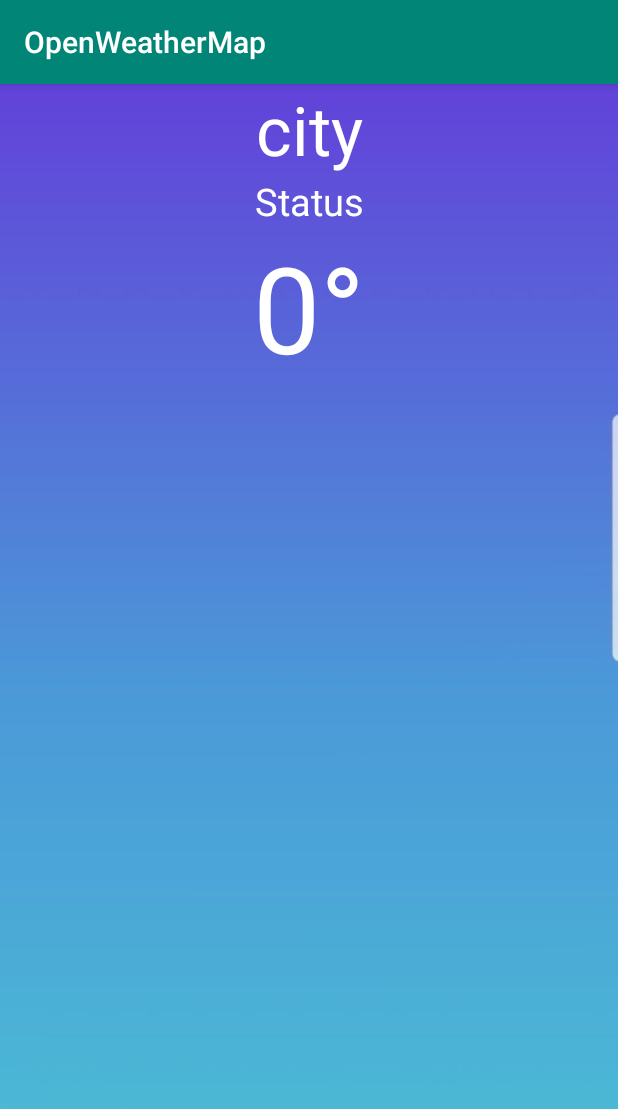
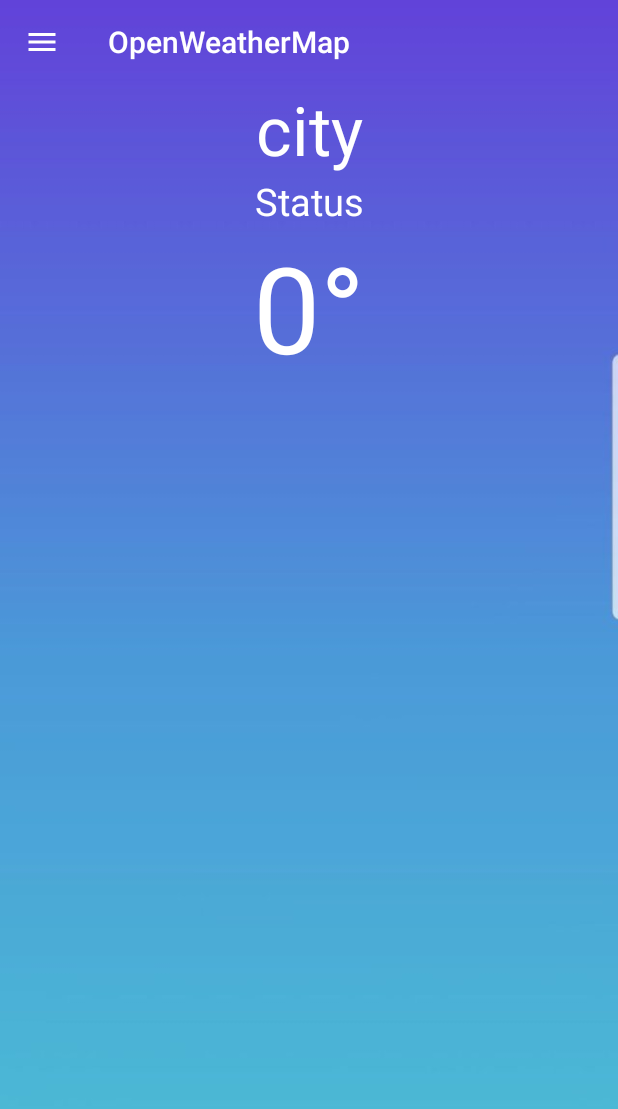
Before and after one commit to GVNWeatherMap/OpenWeatherMap, an Android app: the screen it shows after launch (MainActivity), on a phone screen of 412 x 824 dp. Shown: the top 1109 px of the screen. Run offline under Robolectric (Android 15) with nearby library versions, the phone set to English and light mode, and no system bars; libraries missing offline, so code that uses them is left out: com.karumi.dexter; 1 statement that could not run was skipped.

Commit message:
add navigation

```diff
--- a/app/src/main/java/minhnq/gvn/com/openweathermap/adapter/WeatherAdapter.java
+++ b/app/src/main/java/minhnq/gvn/com/openweathermap/adapter/WeatherAdapter.java
@@ -45,10 +45,10 @@ public class WeatherAdapter extends RecyclerView.Adapter<WeatherAdapter.ViewHold
         WeatherOneDay weatherOneDay = mOneDayList.get(i);
         long unixTime = weatherOneDay.dt;
         Date date = new Date(unixTime*1000L);
-        SimpleDateFormat simpleDateFormat = new SimpleDateFormat("dd/MM/yyyy");
+        SimpleDateFormat simpleDateFormat = new SimpleDateFormat("dd/MM/yyyy HH:mm");
         String day = simpleDateFormat.format(date);
 
-        viewHolder.tvDay.setText(weatherOneDay.dt_txt);
+        viewHolder.tvDay.setText(day);
 
         int  temp_min = (int) Math.round(weatherOneDay.main.temp_min);
         int  temp_max = (int) Math.round(weatherOneDay.main.temp_max);
--- a/app/src/main/java/minhnq/gvn/com/openweathermap/view/MainActivity.java
+++ b/app/src/main/java/minhnq/gvn/com/openweathermap/view/MainActivity.java
@@ -3,24 +3,37 @@ package minhnq.gvn.com.openweathermap.view;
 import android.Manifest;
 import android.annotation.SuppressLint;
 import android.content.pm.PackageManager;
+import android.graphics.Color;
 import android.os.Looper;
+
+import androidx.annotation.NonNull;
+import androidx.appcompat.app.ActionBar;
+import androidx.appcompat.widget.Toolbar;
 import androidx.core.app.ActivityCompat;
 import androidx.appcompat.app.AppCompatActivity;
+
 import android.os.Bundle;
 import android.util.Log;
+import android.view.MenuItem;
 import android.widget.TextView;
+
 import com.google.android.gms.location.FusedLocationProviderClient;
 import com.google.android.gms.location.LocationCallback;
 import com.google.android.gms.location.LocationRequest;
 import com.google.android.gms.location.LocationResult;
 import com.google.android.gms.location.LocationServices;
+import com.google.android.material.navigation.NavigationView;
 import com.karumi.dexter.Dexter;
 import com.karumi.dexter.MultiplePermissionsReport;
 import com.karumi.dexter.PermissionToken;
 import com.karumi.dexter.listener.PermissionRequest;
 import com.karumi.dexter.listener.multi.MultiplePermissionsListener;
+
 import java.util.ArrayList;
 import java.util.List;
+
+import androidx.core.view.GravityCompat;
+import androidx.drawerlayout.widget.DrawerLayout;
 import androidx.recyclerview.widget.LinearLayoutManager;
 import androidx.recyclerview.widget.RecyclerView;
 import androidx.swiperefreshlayout.widget.SwipeRefreshLayout;
@@ -47,6 +60,9 @@ public class MainActivity extends AppCompatActivity implements SwipeRefreshLayou
     private LocationCallback locationCallback;
     private FusedLocationProviderClient fusedLocationProviderClient;
     private SwipeRefreshLayout swipeRefreshLayout;
+    private DrawerLayout drawerLayout;
+    private NavigationView navigationView;
+    private Toolbar toolbar;
 
     @Override
     protected void onCreate(Bundle savedInstanceState) {
@@ -54,9 +70,19 @@ public class MainActivity extends AppCompatActivity implements SwipeRefreshLayou
         setContentView(R.layout.activity_main);
         requestPermission();
         initView();
+        setUpToolbar();
         setAction();
         getWeatherFiveDay();
         getWeatherOneDay();
+    }
+
+    private void setUpToolbar() {
+        setSupportActionBar(toolbar);
+        toolbar.setTitleTextColor(Color.WHITE);
+        toolbar.setTitle("Weather   ");
+        ActionBar actionBar = getSupportActionBar();
+        actionBar.setHomeAsUpIndicator(R.drawable.ic_menu);
+        actionBar.setDisplayHomeAsUpEnabled(true);
     }
 
     private void requestPermission() {
@@ -95,7 +121,6 @@ public class MainActivity extends AppCompatActivity implements SwipeRefreshLayou
             public void onLocationResult(LocationResult locationResult) {
                 super.onLocationResult(locationResult);
                 Common.current_location = locationResult.getLastLocation();
-
                 Log.d(TAG, "onLocationResult: " + locationResult.getLastLocation().getLatitude() + "/" + locationResult.getLastLocation().getLongitude());
             }
         };
@@ -114,11 +139,34 @@ public class MainActivity extends AppCompatActivity implements SwipeRefreshLayou
         tvStatus = findViewById(R.id.txv_main_status);
         tvTemp = findViewById(R.id.txv_main_current_temp);
         rvFiveDay = findViewById(R.id.rv_main_weather_week);
+        toolbar = findViewById(R.id.toolBar);
         swipeRefreshLayout = findViewById(R.id.swipe_refresh_layout);
+        navigationView = findViewById(R.id.nav_view);
+        drawerLayout = findViewById(R.id.drawer_layout);
 
+        navigationView.setNavigationItemSelectedListener(new NavigationView.OnNavigationItemSelectedListener() {
+            @Override
+            public boolean onNavigationItemSelected(@NonNull MenuItem menuItem) {
+                menuItem.setChecked(true);
+                drawerLayout.closeDrawer(GravityCompat.START);
+                return true;
+            }
+        });
     }
 
-    private void setAction(){
+    @Override
+    public boolean onOptionsItemSelected(MenuItem item) {
+        switch (item.getItemId()) {
+            case android.R.id.home:
+                drawerLayout.openDrawer(GravityCompat.START);
+                break;
+            default:
+                break;
+        }
+        return super.onOptionsItemSelected(item);
+    }
+
+    private void setAction() {
         swipeRefreshLayout.setOnRefreshListener(this);
     }
 
--- /dev/null
+++ b/app/src/main/res/drawable/ic_menu.xml
@@ -0,0 +1,5 @@
+<vector android:height="24dp" android:tint="#FFFFFF"
+    android:viewportHeight="24.0" android:viewportWidth="24.0"
+    android:width="24dp" xmlns:android="http://schemas.android.com/apk/res/android">
+    <path android:fillColor="#FF000000" android:pathData="M3,18h18v-2L3,16v2zM3,13h18v-2L3,11v2zM3,6v2h18L21,6L3,6z"/>
+</vector>
--- a/app/src/main/res/layout/activity_main.xml
+++ b/app/src/main/res/layout/activity_main.xml
@@ -1,4 +1,10 @@
 <?xml version="1.0" encoding="utf-8"?>
+<androidx.drawerlayout.widget.DrawerLayout xmlns:android="http://schemas.android.com/apk/res/android"
+    xmlns:app="http://schemas.android.com/apk/res-auto"
+    android:id="@+id/drawer_layout"
+    android:layout_width="match_parent"
+    android:layout_height="match_parent">
+
     <LinearLayout xmlns:android="http://schemas.android.com/apk/res/android"
         xmlns:app="http://schemas.android.com/apk/res-auto"
         xmlns:tools="http://schemas.android.com/tools"
@@ -8,6 +14,11 @@
         android:orientation="vertical"
         android:weightSum="10"
         tools:context=".view.MainActivity">
+
+        <androidx.appcompat.widget.Toolbar
+            android:id="@+id/toolBar"
+            android:layout_width="match_parent"
+            android:layout_height="?attr/actionBarSize" />
 
         <androidx.swiperefreshlayout.widget.SwipeRefreshLayout
             android:id="@+id/swipe_refresh-layout"
@@ -50,9 +61,18 @@
                 <androidx.recyclerview.widget.RecyclerView
                     android:id="@+id/rv_main_weather_week"
                     android:layout_width="match_parent"
+                    android:layout_height="0dp"
                     android:layout_marginTop="50dp"
-                android:layout_height="0dp"
                     android:layout_weight="5" />
             </LinearLayout>
         </androidx.swiperefreshlayout.widget.SwipeRefreshLayout>
     </LinearLayout>
+
+    <com.google.android.material.navigation.NavigationView
+        android:id="@+id/nav_view"
+        android:layout_width="match_parent"
+        android:layout_height="match_parent"
+        android:layout_gravity="start"
+        android:fitsSystemWindows="true"
+        app:menu="@menu/menu_drawer" />
+</androidx.drawerlayout.widget.DrawerLayout>
--- /dev/null
+++ b/app/src/main/res/menu/menu_drawer.xml
@@ -0,0 +1,7 @@
+<?xml version="1.0" encoding="utf-8"?>
+<menu xmlns:android="http://schemas.android.com/apk/res/android">
+    <item
+        android:id="@+id/nav_library"
+        android:icon="@drawable/ic_launcher_background"
+        android:title="Library" />
+</menu>
--- a/app/src/main/res/values/styles.xml
+++ b/app/src/main/res/values/styles.xml
@@ -1,7 +1,7 @@
 <resources>
 
     <!-- Base application theme. -->
-    <style name="AppTheme" parent="Theme.AppCompat.Light.DarkActionBar">
+    <style name="AppTheme" parent="Theme.AppCompat.Light.NoActionBar">
         <!-- Customize your theme here. -->
         <item name="colorPrimary">@color/colorPrimary</item>
         <item name="colorPrimaryDark">@color/colorPrimaryDark</item>
```
Lines whose indentation alone changed are shown as unchanged.
